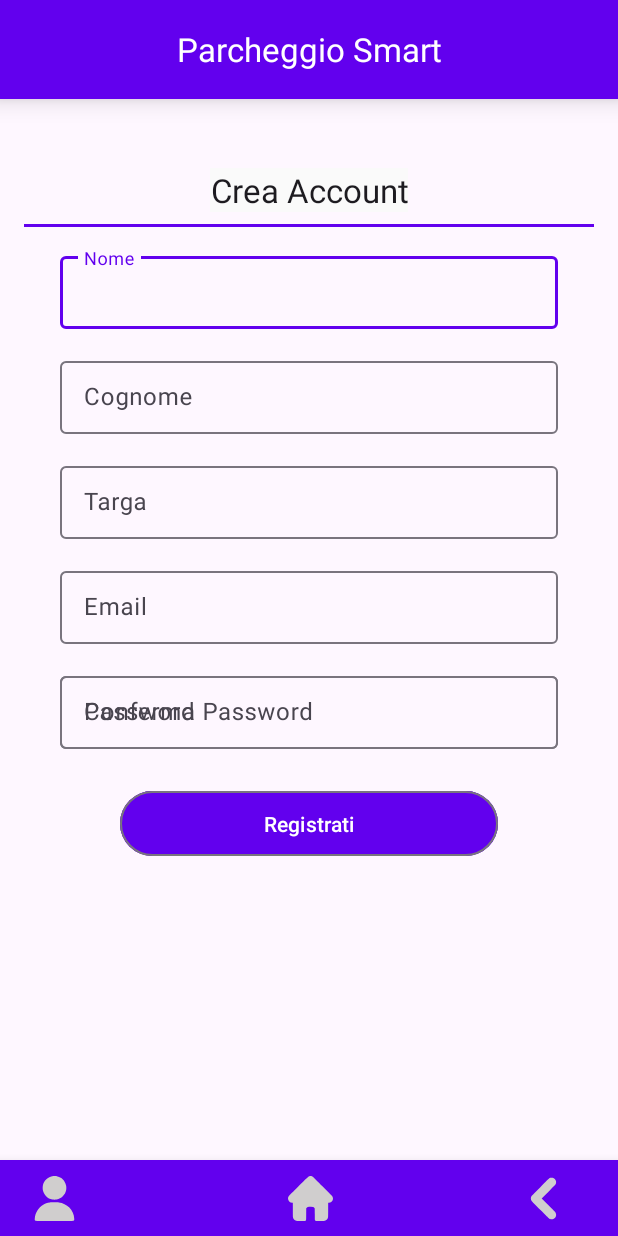
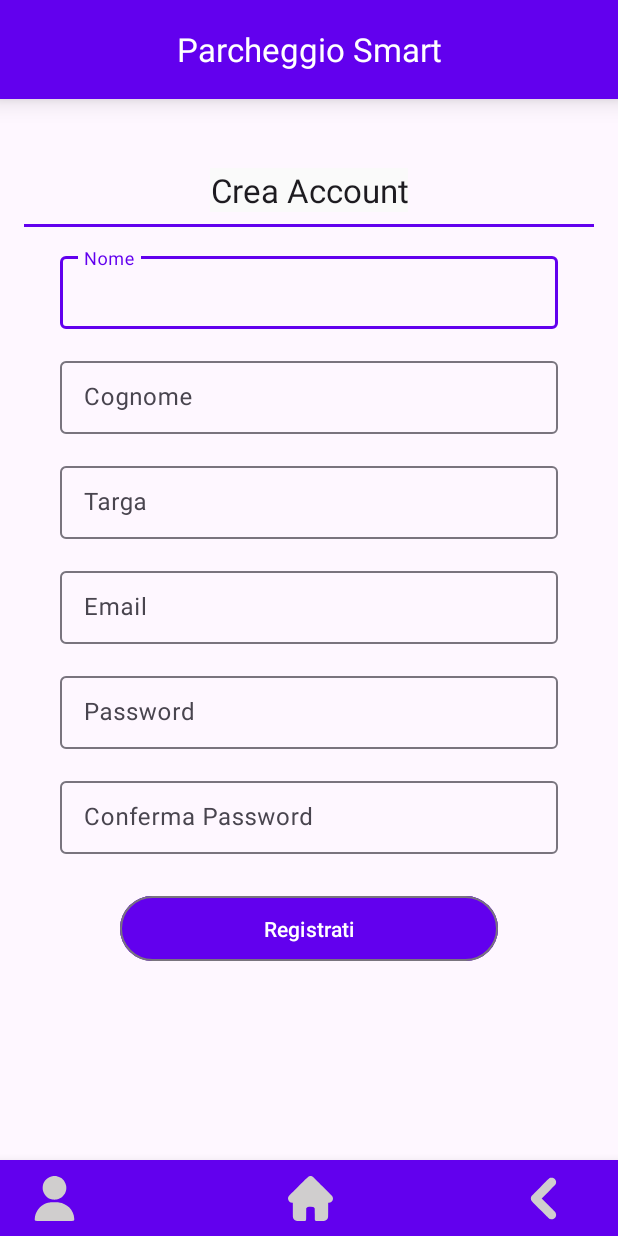
Before and after one commit to Borax-Gargamella/Parking-, an Android app: the RegisterActivity screen opened directly, with no data from a screen before it, on a phone screen of 412 x 824 dp. Run offline under Robolectric (Android 15) with nearby library versions, the phone set to English and light mode, and no system bars.

Commit message:
fix grafico register

```diff
--- a/app/src/main/res/layout/activity_register.xml
+++ b/app/src/main/res/layout/activity_register.xml
@@ -132,7 +132,7 @@
             android:layout_width="0dp"
             android:layout_height="wrap_content"
             android:hint="Conferma Password"
-            app:layout_constraintTop_toBottomOf="@id/textInputEmailReg"
+            app:layout_constraintTop_toBottomOf="@id/textInputPasswordReg"
             app:layout_constraintStart_toStartOf="parent"
             app:layout_constraintEnd_toEndOf="parent"
             android:layout_marginTop="16dp"
@@ -151,7 +151,7 @@
             android:layout_height="wrap_content"
             android:text="Registrati"
             style="@style/Widget.Material3.Button.OutlinedButton"
-            app:layout_constraintTop_toBottomOf="@id/textInputPasswordReg"
+            app:layout_constraintTop_toBottomOf="@id/textInputPasswordReg2"
             app:layout_constraintStart_toStartOf="parent"
             app:layout_constraintEnd_toEndOf="parent"
             android:layout_marginTop="24dp"
```
